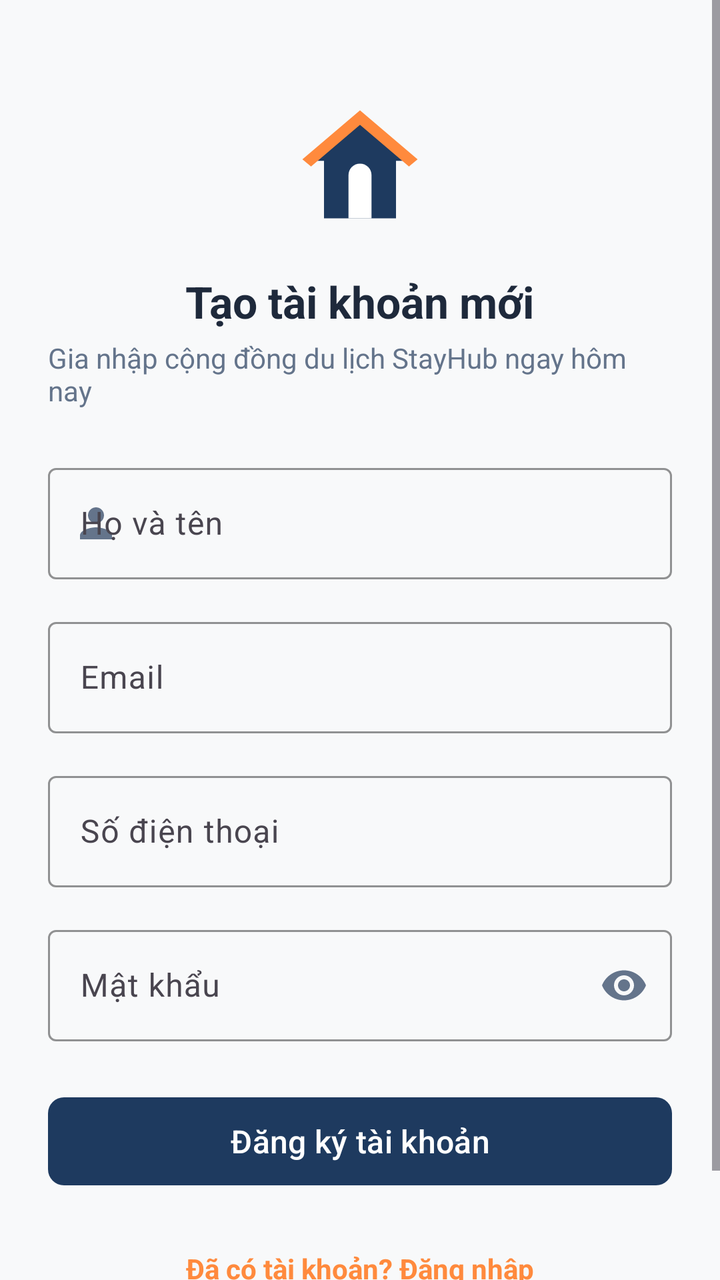
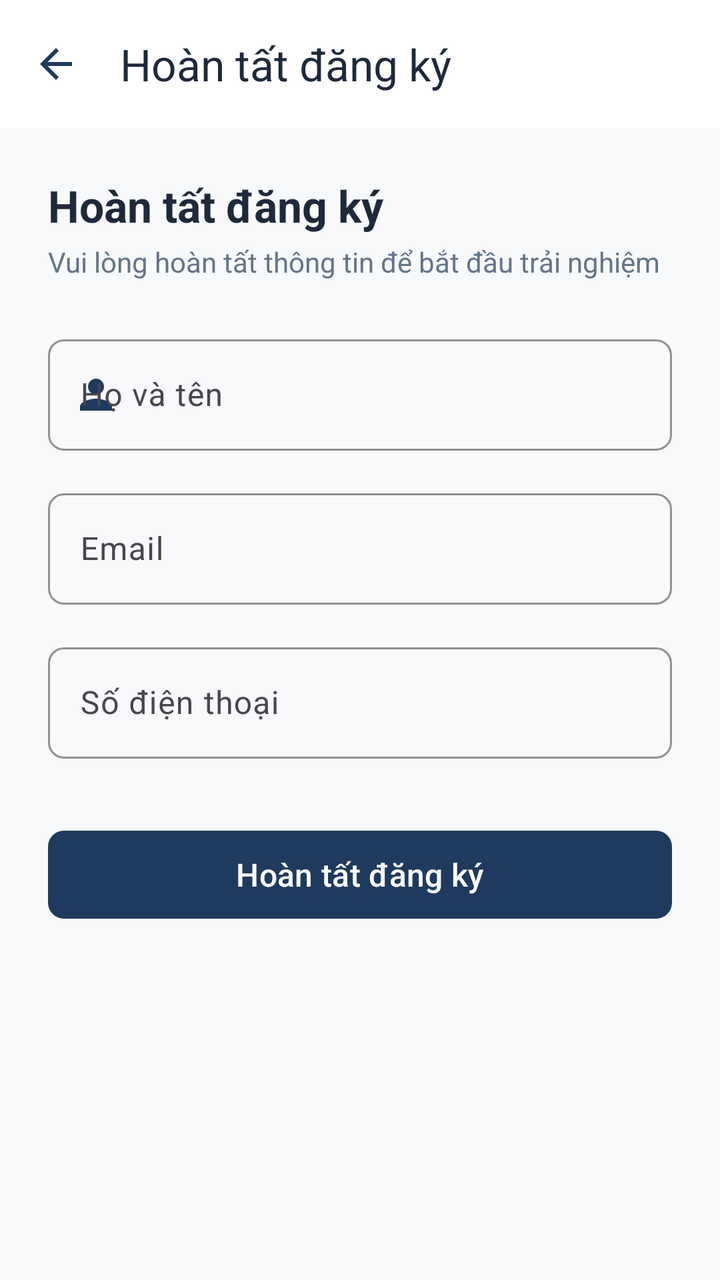

Screens rendered from an Android XML layout before and after an edit, with the pre-edit source and the edit as a unified diff.
<!-- AndroidManifest.xml: application theme Theme.StayHub -->
<!-- res/layout/activity_register.xml -->
<?xml version="1.0" encoding="utf-8"?>
<ScrollView 
    xmlns:android="http://schemas.android.com/apk/res/android"
    xmlns:app="http://schemas.android.com/apk/res-auto"
    xmlns:tools="http://schemas.android.com/tools"
    android:layout_width="match_parent"
    android:layout_height="match_parent"
    android:background="@color/background"
    android:fillViewport="true">

    <LinearLayout
        android:layout_width="match_parent"
        android:layout_height="wrap_content"
        android:orientation="vertical"
        android:padding="@dimen/spacing_24">

        <ImageView
            android:layout_width="72dp"
            android:layout_height="72dp"
            android:layout_gravity="center_horizontal"
            android:layout_marginTop="@dimen/spacing_24"
            android:contentDescription="@string/app_name"
            android:src="@drawable/ic_logo" />

        <TextView
            android:layout_width="wrap_content"
            android:layout_height="wrap_content"
            android:layout_gravity="center_horizontal"
            android:layout_marginTop="@dimen/spacing_16"
            android:text="@string/register_title"
            android:textColor="@color/text_primary"
            android:textSize="@dimen/text_size_headline_small"
            android:textStyle="bold" />

        <TextView
            android:layout_width="wrap_content"
            android:layout_height="wrap_content"
            android:layout_gravity="center_horizontal"
            android:layout_marginTop="@dimen/spacing_4"
            android:text="@string/register_subtitle"
            android:textColor="@color/text_secondary"
            android:textSize="@dimen/text_size_body_medium" />

        
        <com.google.android.material.textfield.TextInputLayout
            android:id="@+id/tilFullName"
            style="@style/Widget.Material3.TextInputLayout.OutlinedBox"
            android:layout_width="match_parent"
            android:layout_height="wrap_content"
            android:layout_marginTop="@dimen/spacing_24"
            android:hint="@string/label_full_name"
            app:boxStrokeColor="@color/primary"
            app:startIconDrawable="@drawable/ic_person"
            app:startIconTint="@color/text_secondary">

            <com.google.android.material.textfield.TextInputEditText
                android:id="@+id/etFullName"
                android:layout_width="match_parent"
                android:layout_height="wrap_content"
                android:inputType="textPersonName"
                android:textColor="@color/text_primary"
                android:textSize="@dimen/text_size_body_large" />
        </com.google.android.material.textfield.TextInputLayout>

        
        <com.google.android.material.textfield.TextInputLayout
            android:id="@+id/tilEmail"
            style="@style/Widget.Material3.TextInputLayout.OutlinedBox"
            android:layout_width="match_parent"
            android:layout_height="wrap_content"
            android:layout_marginTop="@dimen/spacing_16"
            android:hint="@string/label_email"
            app:boxStrokeColor="@color/primary">

            <com.google.android.material.textfield.TextInputEditText
                android:id="@+id/etEmail"
                android:layout_width="match_parent"
                android:layout_height="wrap_content"
                android:inputType="textEmailAddress"
                android:textColor="@color/text_primary"
                android:textSize="@dimen/text_size_body_large" />
        </com.google.android.material.textfield.TextInputLayout>

        
        <com.google.android.material.textfield.TextInputLayout
            android:id="@+id/tilPhone"
            style="@style/Widget.Material3.TextInputLayout.OutlinedBox"
            android:layout_width="match_parent"
            android:layout_height="wrap_content"
            android:layout_marginTop="@dimen/spacing_16"
            android:hint="@string/label_phone"
            app:boxStrokeColor="@color/primary">

            <com.google.android.material.textfield.TextInputEditText
                android:id="@+id/etPhone"
                android:layout_width="match_parent"
                android:layout_height="wrap_content"
                android:inputType="phone"
                android:textColor="@color/text_primary"
                android:textSize="@dimen/text_size_body_large" />
        </com.google.android.material.textfield.TextInputLayout>

        
        <com.google.android.material.textfield.TextInputLayout
            android:id="@+id/tilPassword"
            style="@style/Widget.Material3.TextInputLayout.OutlinedBox"
            android:layout_width="match_parent"
            android:layout_height="wrap_content"
            android:layout_marginTop="@dimen/spacing_16"
            android:hint="@string/label_password"
            app:boxStrokeColor="@color/primary"
            app:passwordToggleEnabled="true"
            app:passwordToggleTint="@color/text_secondary">

            <com.google.android.material.textfield.TextInputEditText
                android:id="@+id/etPassword"
                android:layout_width="match_parent"
                android:layout_height="wrap_content"
                android:inputType="textPassword"
                android:textColor="@color/text_primary"
                android:textSize="@dimen/text_size_body_large" />
        </com.google.android.material.textfield.TextInputLayout>

        
        <FrameLayout
            android:layout_width="match_parent"
            android:layout_height="wrap_content"
            android:layout_marginTop="@dimen/spacing_24">

            <com.google.android.material.button.MaterialButton
                android:id="@+id/btnRegister"
                android:layout_width="match_parent"
                android:layout_height="@dimen/button_height"
                android:text="@string/register_button"
                android:textSize="@dimen/text_size_body_large"
                app:backgroundTint="@color/primary"
                app:cornerRadius="@dimen/spacing_8" />

            <ProgressBar
                android:id="@+id/progressBar"
                android:layout_width="wrap_content"
                android:layout_height="wrap_content"
                android:layout_gravity="center"
                android:indeterminateTint="@color/on_primary"
                android:visibility="gone" />
        </FrameLayout>

        
        <TextView
            android:id="@+id/tvGoToLogin"
            android:layout_width="wrap_content"
            android:layout_height="wrap_content"
            android:layout_gravity="center_horizontal"
            android:layout_marginTop="@dimen/spacing_20"
            android:layout_marginBottom="@dimen/spacing_24"
            android:padding="@dimen/spacing_8"
            android:text="@string/already_have_account"
            android:textColor="@color/secondary"
            android:textSize="@dimen/text_size_body_medium"
            android:textStyle="bold" />

    </LinearLayout>

</ScrollView>
<!-- resources referenced by this layout -->
<resources>
  <color name="background">#F8F9FA</color>
  <color name="on_primary">#FFFFFF</color>
  <color name="primary">#1E3A5F</color>
  <color name="secondary">#FF8A3D</color>
  <color name="text_primary">#1E293B</color>
  <color name="text_secondary">#64748B</color>
  <dimen name="button_height">52dp</dimen>
  <dimen name="spacing_16">16dp</dimen>
  <dimen name="spacing_20">20dp</dimen>
  <dimen name="spacing_24">24dp</dimen>
  <dimen name="spacing_4">4dp</dimen>
  <dimen name="spacing_8">8dp</dimen>
  <dimen name="text_size_body_large">16sp</dimen>
  <dimen name="text_size_body_medium">14sp</dimen>
  <dimen name="text_size_headline_small">22sp</dimen>
  <!-- drawable ic_logo (drawable) -->
  <vector xmlns:android="http://schemas.android.com/apk/res/android"
      android:width="100dp"
      android:height="100dp"
      android:viewportWidth="100"
      android:viewportHeight="100">
    
    <path
        android:fillColor="@color/primary"
        android:pathData="M50,15 L15,45 L25,45 L25,85 L75,85 L75,45 L85,45 Z"/>
    
    <path
        android:fillColor="@color/secondary"
        android:pathData="M50,10 L10,44 L16,49 L50,20 L84,49 L90,44 Z"/>
    
    <path
        android:fillColor="@color/surface"
        android:pathData="M42,85 L42,55 C42,50.5 45.5,47 50,47 C54.5,47 58,50.5 58,55 L58,85 Z"/>
  </vector>
  <string name="already_have_account">Đã có tài khoản? Đăng nhập</string>
  <string name="app_name">StayHub</string>
  <string name="label_email">Email</string>
  <string name="label_full_name">Họ và tên</string>
  <string name="label_password">Mật khẩu</string>
  <string name="label_phone">Số điện thoại</string>
  <string name="register_button">Đăng ký tài khoản</string>
  <string name="register_subtitle">Gia nhập cộng đồng du lịch StayHub ngay hôm nay</string>
  <string name="register_title">Tạo tài khoản mới</string>
  <color name="surface">#FFFFFF</color>
  <color name="primary_container">#D9E4F2</color>
  <color name="on_primary_container">#0D1C30</color>
  <color name="on_secondary">#FFFFFF</color>
  <color name="secondary_container">#FFE3D1</color>
  <color name="on_secondary_container">#4E2300</color>
  <color name="surface_variant">#EEF2F6</color>
  <color name="outline">#CBD5E1</color>
  <color name="primary_dark">#13243B</color>
  <style name="ShapeAppearance.StayHub.MediumComponent" parent="ShapeAppearance.Material3.MediumComponent">
          <item name="cornerSize">@dimen/card_corner_radius</item>
      </style>
  <style name="ShapeAppearance.StayHub.LargeComponent" parent="ShapeAppearance.Material3.LargeComponent">
          <item name="cornerSize">@dimen/card_corner_radius</item>
      </style>
  <style name="Widget.StayHub.CardView" parent="Widget.Material3.CardView.Elevated">
          <item name="cardCornerRadius">@dimen/card_corner_radius</item>
          <item name="cardElevation">@dimen/card_elevation</item>
          <item name="cardBackgroundColor">@color/surface</item>
          <item name="strokeColor">@color/divider</item>
          <item name="strokeWidth">@dimen/card_stroke_width</item>
      </style>
  <dimen name="card_corner_radius">12dp</dimen>
  <dimen name="card_elevation">2dp</dimen>
  <color name="divider">#E2E8F0</color>
  <dimen name="card_stroke_width">1dp</dimen>
  <!-- unchanged entries left out for length: 2 -->
</resources>

<!-- the commit's change to res/layout/activity_register.xml (unified diff, before → after) -->
@@ -1,164 +1,137 @@
 <?xml version="1.0" encoding="utf-8"?>
-<ScrollView 
+<androidx.coordinatorlayout.widget.CoordinatorLayout
     xmlns:android="http://schemas.android.com/apk/res/android"
     xmlns:app="http://schemas.android.com/apk/res-auto"
     xmlns:tools="http://schemas.android.com/tools"
     android:layout_width="match_parent"
     android:layout_height="match_parent"
-    android:background="@color/background"
-    android:fillViewport="true">
+    android:background="@color/background">
 
-    <LinearLayout
+    <com.google.android.material.appbar.AppBarLayout
         android:layout_width="match_parent"
         android:layout_height="wrap_content"
-        android:orientation="vertical"
-        android:padding="@dimen/spacing_24">
+        android:background="@color/surface">
 
-        <ImageView
-            android:layout_width="72dp"
-            android:layout_height="72dp"
-            android:layout_gravity="center_horizontal"
-            android:layout_marginTop="@dimen/spacing_24"
-            android:contentDescription="@string/app_name"
-            android:src="@drawable/ic_logo" />
+        <com.google.android.material.appbar.MaterialToolbar
+            android:id="@+id/toolbar"
+            android:layout_width="match_parent"
+            android:layout_height="?attr/actionBarSize"
+            app:navigationIcon="@drawable/ic_arrow_back"
+            app:navigationIconTint="@color/primary"
+            app:title="@string/complete_profile_title"
+            app:titleTextColor="@color/text_primary" />
 
-        <TextView
-            android:layout_width="wrap_content"
-            android:layout_height="wrap_content"
-            android:layout_gravity="center_horizontal"
-            android:layout_marginTop="@dimen/spacing_16"
-            android:text="@string/register_title"
-            android:textColor="@color/text_primary"
-            android:textSize="@dimen/text_size_headline_small"
-            android:textStyle="bold" />
+    </com.google.android.material.appbar.AppBarLayout>
 
-        <TextView
-            android:layout_width="wrap_content"
-            android:layout_height="wrap_content"
-            android:layout_gravity="center_horizontal"
-            android:layout_marginTop="@dimen/spacing_4"
-            android:text="@string/register_subtitle"
-            android:textColor="@color/text_secondary"
-            android:textSize="@dimen/text_size_body_medium" />
+    <androidx.core.widget.NestedScrollView
+        android:layout_width="match_parent"
+        android:layout_height="match_parent"
+        android:fillViewport="true"
+        app:layout_behavior="@string/appbar_scrolling_view_behavior">
 
-        
-        <com.google.android.material.textfield.TextInputLayout
-            android:id="@+id/tilFullName"
-            style="@style/Widget.Material3.TextInputLayout.OutlinedBox"
+        <LinearLayout
             android:layout_width="match_parent"
             android:layout_height="wrap_content"
-            android:layout_marginTop="@dimen/spacing_24"
-            android:hint="@string/label_full_name"
-            app:boxStrokeColor="@color/primary"
-            app:startIconDrawable="@drawable/ic_person"
-            app:startIconTint="@color/text_secondary">
+            android:orientation="vertical"
+            android:padding="@dimen/spacing_24">
 
-            <com.google.android.material.textfield.TextInputEditText
-                android:id="@+id/etFullName"
+            <TextView
+                android:layout_width="wrap_content"
+                android:layout_height="wrap_content"
+                android:text="@string/complete_profile_title"
+                android:textColor="@color/text_primary"
+                android:textSize="@dimen/text_size_headline_small"
+                android:textStyle="bold" />
+
+            <TextView
+                android:layout_width="wrap_content"
+                android:layout_height="wrap_content"
+                android:layout_marginTop="@dimen/spacing_4"
+                android:text="@string/complete_profile_subtitle"
+                android:textColor="@color/text_secondary"
+                android:textSize="@dimen/text_size_body_medium" />
+
+            
+            <com.google.android.material.textfield.TextInputLayout
+                android:id="@+id/tilFullName"
+                style="@style/Widget.StayHub.TextInputLayout"
                 android:layout_width="match_parent"
                 android:layout_height="wrap_content"
-                android:inputType="textPersonName"
-                android:textColor="@color/text_primary"
-                android:textSize="@dimen/text_size_body_large" />
-        </com.google.android.material.textfield.TextInputLayout>
+                android:layout_marginTop="@dimen/spacing_24"
+                android:hint="@string/label_full_name"
+                app:startIconDrawable="@drawable/ic_person"
+                app:startIconTint="@color/primary">
 
-        
-        <com.google.android.material.textfield.TextInputLayout
-            android:id="@+id/tilEmail"
-            style="@style/Widget.Material3.TextInputLayout.OutlinedBox"
-            android:layout_width="match_parent"
-            android:layout_height="wrap_content"
-            android:layout_marginTop="@dimen/spacing_16"
-            android:hint="@string/label_email"
-            app:boxStrokeColor="@color/primary">
+                <com.google.android.material.textfield.TextInputEditText
+                    android:id="@+id/etFullName"
+                    android:layout_width="match_parent"
+                    android:layout_height="wrap_content"
+                    android:inputType="textPersonName"
+                    android:textColor="@color/text_primary"
+                    android:textSize="@dimen/text_size_body_large" />
+            </com.google.android.material.textfield.TextInputLayout>
 
-            <com.google.android.material.textfield.TextInputEditText
-                android:id="@+id/etEmail"
+            
+            <com.google.android.material.textfield.TextInputLayout
+                android:id="@+id/tilEmail"
+                style="@style/Widget.StayHub.TextInputLayout"
                 android:layout_width="match_parent"
                 android:layout_height="wrap_content"
-                android:inputType="textEmailAddress"
-                android:textColor="@color/text_primary"
-                android:textSize="@dimen/text_size_body_large" />
-        </com.google.android.material.textfield.TextInputLayout>
+                android:layout_marginTop="@dimen/spacing_16"
+                android:hint="@string/label_email">
 
-        
-        <com.google.android.material.textfield.TextInputLayout
-            android:id="@+id/tilPhone"
-            style="@style/Widget.Material3.TextInputLayout.OutlinedBox"
-            android:layout_width="match_parent"
-            android:layout_height="wrap_content"
-            android:layout_marginTop="@dimen/spacing_16"
-            android:hint="@string/label_phone"
-            app:boxStrokeColor="@color/primary">
+                <com.google.android.material.textfield.TextInputEditText
+                    android:id="@+id/etEmail"
+                    android:layout_width="match_parent"
+                    android:layout_height="wrap_content"
+                    android:inputType="textEmailAddress"
+                    android:textColor="@color/text_primary"
+                    android:textSize="@dimen/text_size_body_large" />
+            </com.google.android.material.textfield.TextInputLayout>
 
-            <com.google.android.material.textfield.TextInputEditText
-                android:id="@+id/etPhone"
+            
+            <com.google.android.material.textfield.TextInputLayout
+                android:id="@+id/tilPhone"
+                style="@style/Widget.StayHub.TextInputLayout"
                 android:layout_width="match_parent"
                 android:layout_height="wrap_content"
-                android:inputType="phone"
-                android:textColor="@color/text_primary"
-                android:textSize="@dimen/text_size_body_large" />
-        </com.google.android.material.textfield.TextInputLayout>
+                android:layout_marginTop="@dimen/spacing_16"
+                android:hint="@string/label_phone">
 
-        
-        <com.google.android.material.textfield.TextInputLayout
-            android:id="@+id/tilPassword"
-            style="@style/Widget.Material3.TextInputLayout.OutlinedBox"
-            android:layout_width="match_parent"
-            android:layout_height="wrap_content"
-            android:layout_marginTop="@dimen/spacing_16"
-            android:hint="@string/label_password"
-            app:boxStrokeColor="@color/primary"
-            app:passwordToggleEnabled="true"
-            app:passwordToggleTint="@color/text_secondary">
+                <com.google.android.material.textfield.TextInputEditText
+                    android:id="@+id/etPhone"
+                    android:layout_width="match_parent"
+                    android:layout_height="wrap_content"
+                    android:inputType="phone"
+                    android:textColor="@color/text_primary"
+                    android:textSize="@dimen/text_size_body_large" />
+            </com.google.android.material.textfield.TextInputLayout>
 
-            <com.google.android.material.textfield.TextInputEditText
-                android:id="@+id/etPassword"
+            
+            <FrameLayout
                 android:layout_width="match_parent"
                 android:layout_height="wrap_content"
-                android:inputType="textPassword"
-                android:textColor="@color/text_primary"
-                android:textSize="@dimen/text_size_body_large" />
-        </com.google.android.material.textfield.TextInputLayout>
+                android:layout_marginTop="@dimen/spacing_32">
 
-        
-        <FrameLayout
-            android:layout_width="match_parent"
-            android:layout_height="wrap_content"
-            android:layout_marginTop="@dimen/spacing_24">
+                <com.google.android.material.button.MaterialButton
+                    android:id="@+id/btnRegister"
+                    style="@style/Widget.StayHub.Button"
+                    android:layout_width="match_parent"
+                    android:layout_height="@dimen/button_height"
+                    android:text="@string/btn_complete_registration"
+                    android:textSize="@dimen/text_size_body_large" />
 
-            <com.google.android.material.button.MaterialButton
-                android:id="@+id/btnRegister"
-                android:layout_width="match_parent"
-                android:layout_height="@dimen/button_height"
-                android:text="@string/register_button"
-                android:textSize="@dimen/text_size_body_large"
-                app:backgroundTint="@color/primary"
-                app:cornerRadius="@dimen/spacing_8" />
+                <ProgressBar
+                    android:id="@+id/progressBar"
+                    android:layout_width="wrap_content"
+                    android:layout_height="wrap_content"
+                    android:layout_gravity="center"
+                    android:indeterminateTint="@color/on_primary"
+                    android:visibility="gone" />
+            </FrameLayout>
 
-            <ProgressBar
-                android:id="@+id/progressBar"
-                android:layout_width="wrap_content"
-                android:layout_height="wrap_content"
-                android:layout_gravity="center"
-                android:indeterminateTint="@color/on_primary"
-                android:visibility="gone" />
-        </FrameLayout>
+        </LinearLayout>
 
-        
-        <TextView
-            android:id="@+id/tvGoToLogin"
-            android:layout_width="wrap_content"
-            android:layout_height="wrap_content"
-            android:layout_gravity="center_horizontal"
-            android:layout_marginTop="@dimen/spacing_20"
-            android:layout_marginBottom="@dimen/spacing_24"
-            android:padding="@dimen/spacing_8"
-            android:text="@string/already_have_account"
-            android:textColor="@color/secondary"
-            android:textSize="@dimen/text_size_body_medium"
-            android:textStyle="bold" />
+    </androidx.core.widget.NestedScrollView>
 
-    </LinearLayout>
-
-</ScrollView>
+</androidx.coordinatorlayout.widget.CoordinatorLayout>
<!-- resource entries referenced after the edit -->
@@ -8,41 +8,42 @@
   <color name="text_secondary">#64748B</color>
   <dimen name="button_height">52dp</dimen>
   <dimen name="spacing_16">16dp</dimen>
-  <dimen name="spacing_20">20dp</dimen>
   <dimen name="spacing_24">24dp</dimen>
+  <dimen name="spacing_32">32dp</dimen>
   <dimen name="spacing_4">4dp</dimen>
   <dimen name="spacing_8">8dp</dimen>
   <dimen name="text_size_body_large">16sp</dimen>
   <dimen name="text_size_body_medium">14sp</dimen>
   <dimen name="text_size_headline_small">22sp</dimen>
-  <!-- drawable ic_logo (drawable) -->
+  <!-- drawable ic_arrow_back (drawable) -->
   <vector xmlns:android="http://schemas.android.com/apk/res/android"
-      android:width="100dp"
-      android:height="100dp"
-      android:viewportWidth="100"
-      android:viewportHeight="100">
-    
+      android:width="24dp"
+      android:height="24dp"
+      android:viewportWidth="24"
+      android:viewportHeight="24">
     <path
-        android:fillColor="@color/primary"
-        android:pathData="M50,15 L15,45 L25,45 L25,85 L75,85 L75,45 L85,45 Z"/>
-    
-    <path
-        android:fillColor="@color/secondary"
-        android:pathData="M50,10 L10,44 L16,49 L50,20 L84,49 L90,44 Z"/>
-    
-    <path
-        android:fillColor="@color/surface"
-        android:pathData="M42,85 L42,55 C42,50.5 45.5,47 50,47 C54.5,47 58,50.5 58,55 L58,85 Z"/>
+        android:fillColor="#FF000000"
+        android:pathData="M20,11H7.83l5.59,-5.59L12,4l-8,8 8,8 1.41,-1.41L7.83,13H20v-2z"/>
   </vector>
-  <string name="already_have_account">Đã có tài khoản? Đăng nhập</string>
-  <string name="app_name">StayHub</string>
+  <string name="btn_complete_registration">Hoàn tất đăng ký</string>
+  <string name="complete_profile_subtitle">Vui lòng hoàn tất thông tin để bắt đầu trải nghiệm</string>
+  <string name="complete_profile_title">Hoàn tất đăng ký</string>
   <string name="label_email">Email</string>
   <string name="label_full_name">Họ và tên</string>
-  <string name="label_password">Mật khẩu</string>
   <string name="label_phone">Số điện thoại</string>
-  <string name="register_button">Đăng ký tài khoản</string>
-  <string name="register_subtitle">Gia nhập cộng đồng du lịch StayHub ngay hôm nay</string>
-  <string name="register_title">Tạo tài khoản mới</string>
+  <style name="Widget.StayHub.Button" parent="Widget.Material3.Button">
+          <item name="cornerRadius">@dimen/spacing_8</item>
+          <item name="backgroundTint">@color/primary</item>
+          <item name="android:textColor">@color/on_primary</item>
+      </style>
+  <style name="Widget.StayHub.TextInputLayout" parent="Widget.Material3.TextInputLayout.OutlinedBox">
+          <item name="boxStrokeColor">@color/primary</item>
+          <item name="hintTextColor">@color/primary</item>
+          <item name="boxCornerRadiusTopStart">@dimen/spacing_8</item>
+          <item name="boxCornerRadiusTopEnd">@dimen/spacing_8</item>
+          <item name="boxCornerRadiusBottomStart">@dimen/spacing_8</item>
+          <item name="boxCornerRadiusBottomEnd">@dimen/spacing_8</item>
+      </style>
   <color name="surface">#FFFFFF</color>
   <color name="primary_container">#D9E4F2</color>
   <color name="on_primary_container">#0D1C30</color>
